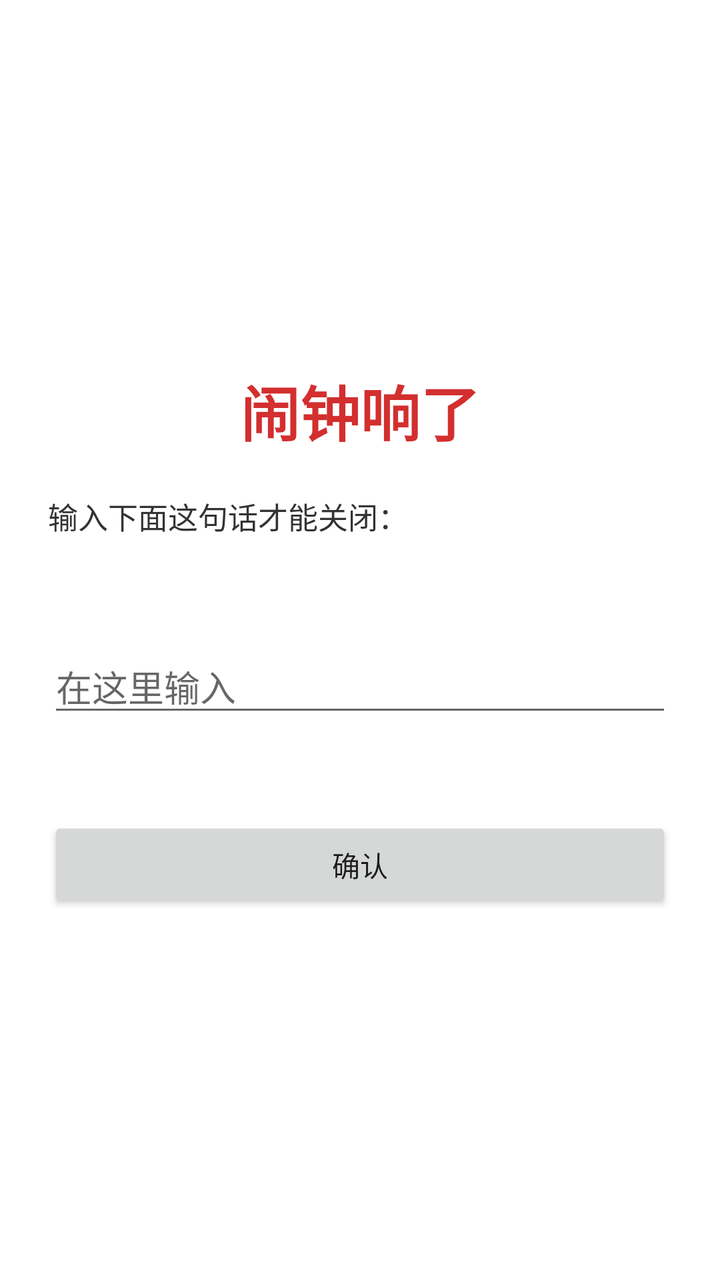
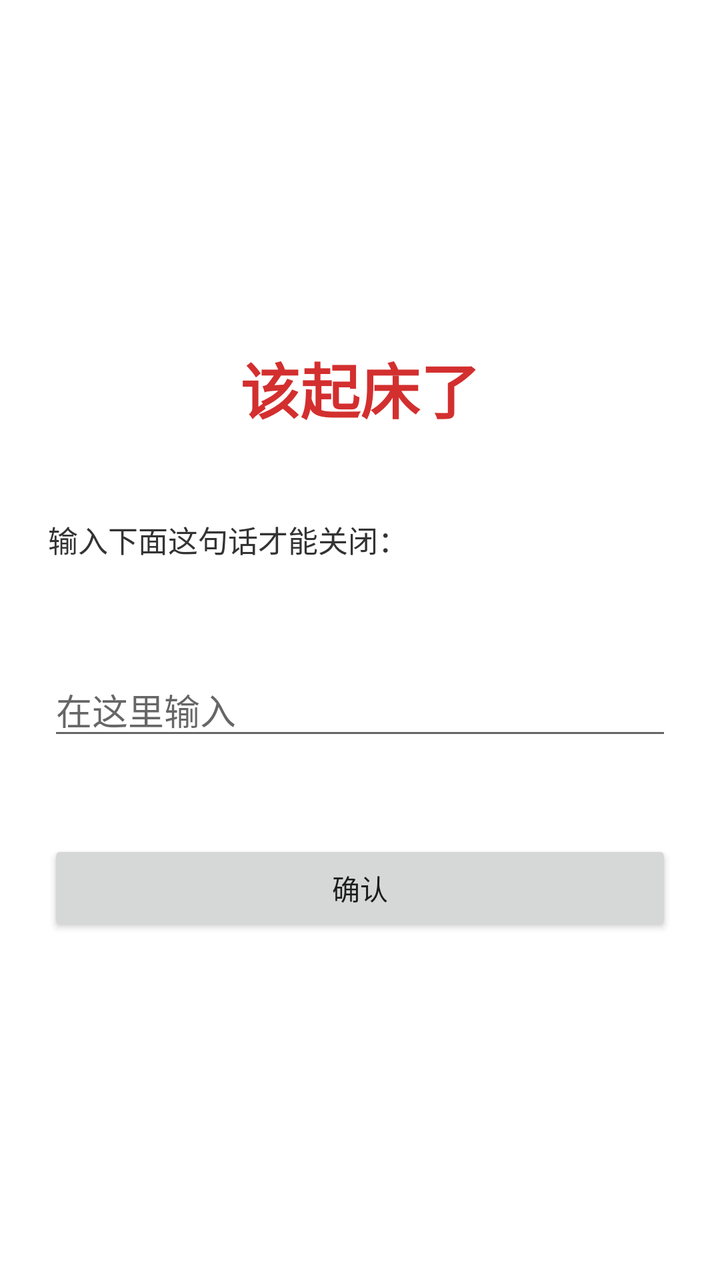

Two renders of the same Android screen: before a commit and after it. Below are the layout's source before the change and the commit's diff.
<!-- AndroidManifest.xml: activity theme android:Theme.Material.Light.NoActionBar -->
<!-- res/layout/activity_alarm.xml -->
<?xml version="1.0" encoding="utf-8"?>
<LinearLayout xmlns:android="http://schemas.android.com/apk/res/android"
    android:layout_width="match_parent"
    android:layout_height="match_parent"
    android:background="#FFFFFFFF"
    android:gravity="center"
    android:orientation="vertical"
    android:padding="24dp">

    <TextView
        android:layout_width="wrap_content"
        android:layout_height="wrap_content"
        android:text="闹钟响了"
        android:textColor="#D32F2F"
        android:textSize="30sp"
        android:textStyle="bold" />

    <TextView
        android:layout_width="match_parent"
        android:layout_height="wrap_content"
        android:paddingTop="20dp"
        android:text="输入下面这句话才能关闭："
        android:textColor="#333333"
        android:textSize="15sp" />

    <TextView
        android:id="@+id/target"
        android:layout_width="match_parent"
        android:layout_height="wrap_content"
        android:paddingTop="8dp"
        android:textColor="#000000"
        android:textSize="20sp"
        android:textStyle="bold" />

    <EditText
        android:id="@+id/input"
        android:layout_width="match_parent"
        android:layout_height="wrap_content"
        android:layout_marginTop="16dp"
        android:hint="在这里输入"
        android:inputType="text" />

    <TextView
        android:id="@+id/error"
        android:layout_width="match_parent"
        android:layout_height="wrap_content"
        android:paddingTop="6dp"
        android:textColor="#D32F2F"
        android:textSize="14sp" />

    <Button
        android:id="@+id/btnDone"
        android:layout_width="match_parent"
        android:layout_height="wrap_content"
        android:layout_marginTop="20dp"
        android:text="确认" />

</LinearLayout>
<!-- resources referenced by this layout -->
<resources>

</resources>

<!-- the commit's change to res/layout/activity_alarm.xml (unified diff, before → after) -->
@@ -10,10 +10,18 @@
     <TextView
         android:layout_width="wrap_content"
         android:layout_height="wrap_content"
-        android:text="闹钟响了"
+        android:text="该起床了"
         android:textColor="#D32F2F"
         android:textSize="30sp"
         android:textStyle="bold" />
+
+    <TextView
+        android:id="@+id/count"
+        android:layout_width="wrap_content"
+        android:layout_height="wrap_content"
+        android:paddingTop="4dp"
+        android:textColor="#666666"
+        android:textSize="14sp" />
 
     <TextView
         android:layout_width="match_parent"
